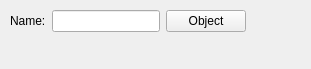
Qt form kstars/tools/argfindobject.ui (KDE/kstars) before a commit.
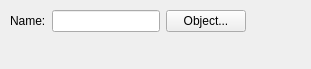
The same form after that commit.

```diff
--- a/kstars/tools/argfindobject.ui
+++ b/kstars/tools/argfindobject.ui
@@ -44,7 +44,7 @@
         <string>Opens the Find Object dialog, which allows you to select an object from the list of known objects.  When an object has been selected, its name will appear in the "dir" box at left.</string>
        </property>
        <property name="text" >
-        <string>Object</string>
+        <string>Object...</string>
        </property>
       </widget>
      </item>
```
